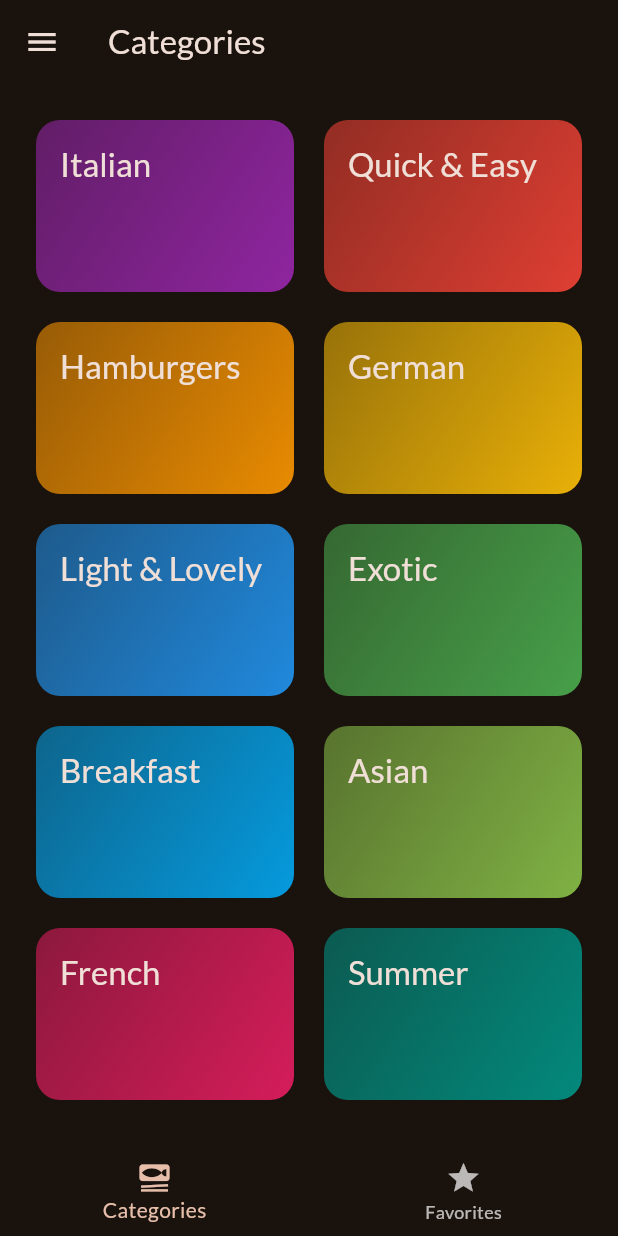
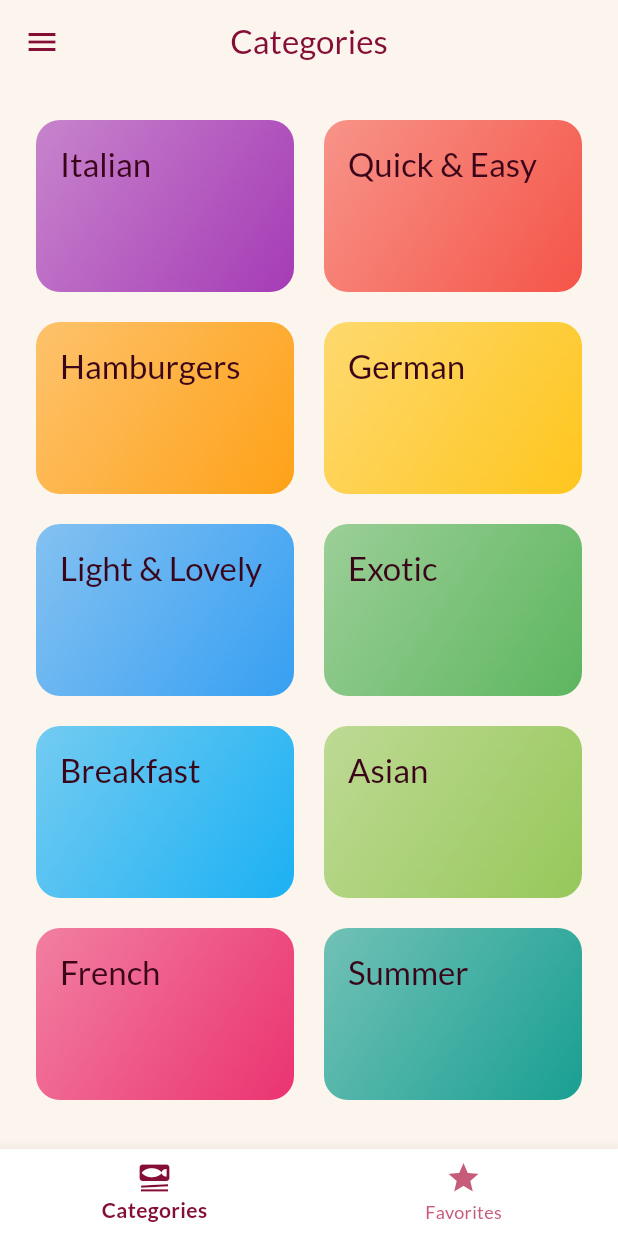
Before and after one commit to kylamurakami/CSIT284-Dacula, a Flutter app: the screen it shows after launch, on a phone screen of 412 x 824 dp. Run offline on Flutter 3.47's test engine with Material 3 defaults, Android fonts, the phone set to English and light mode, and no system bars; our stand-ins replace google_fonts, transparent_image.

Commit message:
Add cute pink recipe app theme

```diff
--- a/meals/lib/main.dart
+++ b/meals/lib/main.dart
@@ -3,13 +3,91 @@ import 'package:google_fonts/google_fonts.dart';
 
 import 'package:meals/screens/tabs.dart';
 
+const Color cream = Color(0xFFFCF5EE);
+const Color lightPink = Color(0xFFFFC4C4);
+const Color pink = Color(0xFFEE6983);
+const Color darkPink = Color(0xFF850E35);
+const Color rose = Color(0xFFC75B7A);
+const Color paleRose = Color(0xFFF4D9D0);
+const Color darkText = Color(0xFF3A0519);
+
 final theme = ThemeData(
   useMaterial3: true,
+  brightness: Brightness.light,
+  scaffoldBackgroundColor: cream,
   colorScheme: ColorScheme.fromSeed(
-    brightness: Brightness.dark,
-    seedColor: const Color.fromARGB(255, 131, 57, 0),
+    seedColor: darkPink,
+    brightness: Brightness.light,
+    primary: darkPink,
+    secondary: pink,
+    surface: cream,
+    onSurface: darkText,
   ),
-  textTheme: GoogleFonts.latoTextTheme(),
+  textTheme: GoogleFonts.latoTextTheme(
+    ThemeData.light().textTheme,
+  ).apply(
+    bodyColor: darkText,
+    displayColor: darkText,
+  ),
+  appBarTheme: const AppBarTheme(
+    backgroundColor: cream,
+    foregroundColor: darkPink,
+    elevation: 0,
+    centerTitle: true,
+  ),
+  cardTheme: CardThemeData(
+    color: Colors.white,
+    elevation: 6,
+    shadowColor: darkPink.withValues(alpha: 0.12),
+    shape: RoundedRectangleBorder(
+      borderRadius: BorderRadius.circular(22),
+      side: const BorderSide(
+        color: paleRose,
+        width: 1.3,
+      ),
+    ),
+    margin: const EdgeInsets.all(10),
+  ),
+  navigationBarTheme: NavigationBarThemeData(
+    backgroundColor: Colors.white,
+    indicatorColor: lightPink,
+    elevation: 8,
+    labelTextStyle: WidgetStateProperty.all(
+      const TextStyle(
+        color: darkPink,
+        fontWeight: FontWeight.w700,
+      ),
+    ),
+  ),
+  bottomNavigationBarTheme: const BottomNavigationBarThemeData(
+    backgroundColor: Colors.white,
+    selectedItemColor: darkPink,
+    unselectedItemColor: rose,
+    selectedLabelStyle: TextStyle(
+      fontWeight: FontWeight.bold,
+    ),
+    type: BottomNavigationBarType.fixed,
+    elevation: 10,
+  ),
+  drawerTheme: const DrawerThemeData(
+    backgroundColor: cream,
+    surfaceTintColor: Colors.transparent,
+    width: 300,
+  ),
+  switchTheme: SwitchThemeData(
+    thumbColor: WidgetStateProperty.resolveWith((states) {
+      if (states.contains(WidgetState.selected)) {
+        return darkPink;
+      }
+      return Colors.white;
+    }),
+    trackColor: WidgetStateProperty.resolveWith((states) {
+      if (states.contains(WidgetState.selected)) {
+        return lightPink;
+      }
+      return const Color(0xFFE7D6D6);
+    }),
+  ),
 );
 
 void main() {
@@ -22,6 +100,8 @@ class App extends StatelessWidget {
   @override
   Widget build(BuildContext context) {
     return MaterialApp(
+      debugShowCheckedModeBanner: false,
+      title: 'Blush & Berry Recipes',
       theme: theme,
       home: const TabsScreen(),
     );
```
